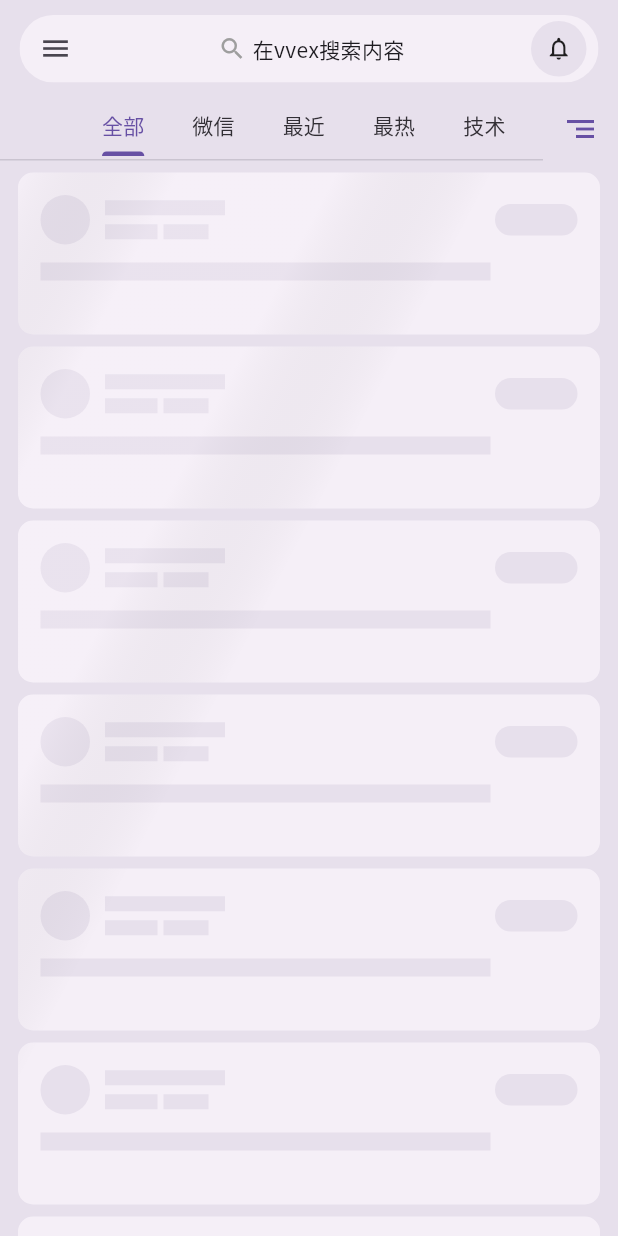
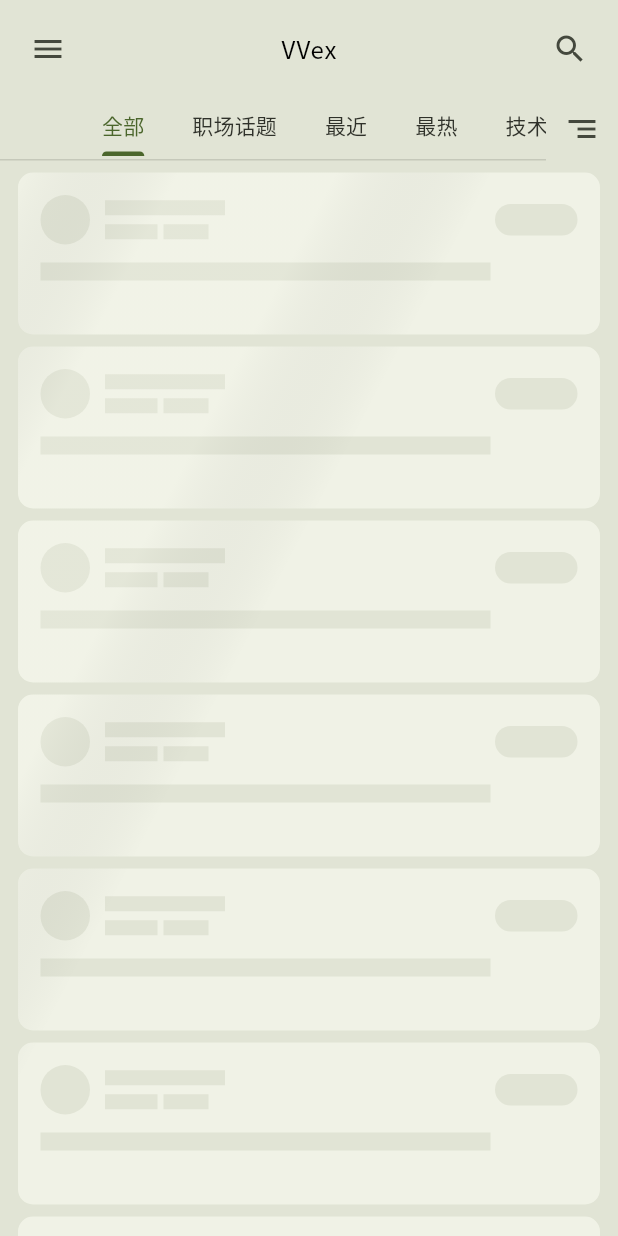
Before and after one commit to guozhigq/flutter_v2ex, a Flutter app: the screen it shows after launch, on a phone screen of 412 x 824 dp. Run offline on Flutter 3.47's test engine with Material 2 defaults, Android fonts, the phone set to English and light mode, and no system bars; drawn by our look-alikes of dynamic_color; our stand-ins replace cached_network_image, cookie_jar, dio, dio_cookie_manager, easy_refresh, flutter_html and 2 more; missing offline and left inert: dart:ffi, dio_http_cache, flutter_inappwebview.

```diff
--- a/lib/components/detail/reply_item.dart
+++ b/lib/components/detail/reply_item.dart
@@ -134,10 +134,11 @@ class _ReplyListItemState extends State<ReplyListItem> {
           ),
         ),
         // title
-        const Divider(
+        Divider(
           indent: 8,
           endIndent: 2,
           height: 1,
+          color: Theme.of(context).dividerColor.withOpacity(0.15),
         ),
         Container(
           // alignment: Alignment.centerLeft,
--- a/lib/components/home/search_bar.dart
+++ b/lib/components/home/search_bar.dart
@@ -1,5 +1,6 @@
 import 'package:flutter/material.dart';
 import 'package:flutter_v2ex/pages/list_detail.dart';
+import 'package:flutter_v2ex/components/common/avatar.dart';
 
 class HomeSearchBar extends StatelessWidget {
   const HomeSearchBar({super.key});
@@ -9,67 +10,82 @@ class HomeSearchBar extends StatelessWidget {
     return Container(
       width: double.infinity,
       height: 65,
-      padding: const EdgeInsets.only(top: 10, right: 13, left: 13, bottom: 10),
+      padding: const EdgeInsets.only(top: 10, right: 0, left: 8, bottom: 10),
       child: ClipRRect(
         borderRadius: BorderRadius.circular(50),
         child: Container(
           width: double.infinity,
           height: 45,
-          color: Theme.of(context).colorScheme.onInverseSurface,
+          // color: Theme.of(context).colorScheme.onInverseSurface,
           padding: const EdgeInsets.only(right: 8, left: 0),
           child: Row(
             mainAxisAlignment: MainAxisAlignment.spaceBetween,
             children: [
               IconButton(
-                  onPressed: (() => {Scaffold.of(context).openDrawer()}),
-                  icon: const Icon(
-                    Icons.menu_outlined,
-                    size: 22,
-                  )),
-              Row(
-                children: [
-                  const Icon(
-                    Icons.search_outlined,
-                    color: Colors.grey,
-                    size: 19,
-                  ),
-                  const SizedBox(width: 4),
-                  Text(
-                    '在vvex搜索内容',
-                    style: Theme.of(context).textTheme.bodyMedium,
-                  ),
-                ],
-              ),
-              GestureDetector(
-                onTap: () => {
-                  Navigator.push(
-                    context,
-                    MaterialPageRoute(
-                      builder: (context) =>
-                          // pre代码解析为邮箱 bug fixed
-                          // const ListDetail(topicId: '907966'),
-                          // 分页
-                          const ListDetail(topicId: '908405'),
-                      // const ListDetail(topicId: '907145'),
-                    ),
-                  )
-                },
-                child: Container(
-                  decoration: BoxDecoration(
-                    color: Theme.of(context).colorScheme.surfaceVariant,
-                    borderRadius: BorderRadius.circular(50),
-                  ),
-                  clipBehavior: Clip.antiAlias,
-                  width: 37,
-                  height: 37,
-                  child: const Center(
-                    child: Icon(
-                      Icons.notifications_none,
-                      size: 18,
-                    ),
-                  ),
+                onPressed: (() => {Scaffold.of(context).openDrawer()}),
+                icon: const Icon(
+                  Icons.menu,
                 ),
               ),
+              // Row(
+              //   children: [
+              //     const Icon(
+              //       Icons.search_outlined,
+              //       color: Colors.grey,
+              //       size: 19,
+              //     ),
+              //     const SizedBox(width: 4),
+              //     Text(
+              //       '在vvex搜索内容',
+              //       style: Theme.of(context).textTheme.bodyMedium,
+              //     ),
+              //   ],
+              // ),
+              // GestureDetector(
+              //   onTap: () => {
+              //     Navigator.push(
+              //       context,
+              //       MaterialPageRoute(
+              //         builder: (context) =>
+              //             // pre代码解析为邮箱 bug fixed
+              //             // const ListDetail(topicId: '907966'),
+              //             // 分页
+              //             const ListDetail(topicId: '908405'),
+              //         // const ListDetail(topicId: '907145'),
+              //       ),
+              //     )
+              //   },
+              //   child: Container(
+              //     decoration: BoxDecoration(
+              //       color: Theme.of(context).colorScheme.surfaceVariant,
+              //       borderRadius: BorderRadius.circular(50),
+              //     ),
+              //     clipBehavior: Clip.antiAlias,
+              //     width: 37,
+              //     height: 37,
+              //     child: const Center(
+              //       child: Icon(
+              //         Icons.notifications_none,
+              //         size: 18,
+              //       ),
+              //     ),
+              //   ),
+              // ),
+              Text(
+                'VVex',
+                style: Theme.of(context)
+                    .textTheme
+                    .bodyLarge!
+                    .copyWith(fontWeight: FontWeight.w500, color: Colors.black),
+              ),
+              // const CAvatar(
+              //     url:
+              //         'https://gimg2.baidu.com/image_search/src=http%3A%2F%2Fc-ssl.duitang.com%2Fuploads%2Fblog%2F202106%2F05%2F20210605015054_1afb0.thumb.1000_0.jpeg&refer=http%3A%2F%2Fc-ssl.duitang.com&app=2002&size=f9999,10000&q=a80&n=0&g=0n&fmt=auto?sec=1676034634&t=a66f33b968f7f967882d40e0a3bc3055',
+              //     size: 34)
+              IconButton(
+                icon: const Icon(Icons.search),
+                onPressed: () => {},
+              )
             ],
           ),
         ),
--- a/lib/components/home/sticky_bar.dart
+++ b/lib/components/home/sticky_bar.dart
@@ -16,6 +16,7 @@ class HomeStickyBar extends StatelessWidget {
               // controller: _tabController,
               onTap: (index) {},
               isScrollable: true,
+              enableFeedback: true,
               indicatorSize: TabBarIndicatorSize.label,
               indicatorColor: Theme.of(context).colorScheme.primary,
               labelStyle: Theme.of(context).textTheme.titleSmall,
@@ -24,8 +25,13 @@ class HomeStickyBar extends StatelessWidget {
               // label 默认颜色
               unselectedLabelColor:
                   Theme.of(context).colorScheme.inverseSurface,
-              enableFeedback: true,
               padding: const EdgeInsets.only(bottom: 3),
+              splashBorderRadius: const BorderRadius.only(
+                topLeft: Radius.circular(14),
+                topRight: Radius.circular(14),
+                bottomLeft: Radius.circular(14),
+                bottomRight: Radius.circular(14),
+              ),
               tabs: tabs.map((item) {
                 return Tab(text: item['name']);
               }).toList(),
@@ -33,13 +39,11 @@ class HomeStickyBar extends StatelessWidget {
           ),
           // const SizedBox(width: 5),
           SizedBox(
-            width: 50,
             height: 50,
             child: Center(
               child: IconButton(
-                onPressed: () => {},
+                onPressed: () => {Navigator.pushNamed(context, '/nodes')},
                 icon: const Icon(Icons.segment),
-                color: Theme.of(context).colorScheme.primary,
               ),
             ),
           ),
--- a/lib/http/init3.dart
+++ b/lib/http/init3.dart
@@ -71,7 +71,7 @@ class Request {
       // config the http client
       client.findProxy = (uri) {
         // proxy all request to localhost:8888
-        return 'PROXY 192.168.1.60: 7890';
+        return 'PROXY 192.168.1.60:7890';
         // return 'PROXY 172.16.32.186:7890';
         // return 'PROXY localhost:7890';
         // return 'PROXY 127.0.0.1:9090';
--- a/lib/main.dart
+++ b/lib/main.dart
@@ -5,7 +5,9 @@ import 'package:flutter/foundation.dart';
 import 'package:dynamic_color/dynamic_color.dart';
 
 import 'package:flutter_v2ex/pages/app_tab.dart';
+import 'package:flutter_v2ex/pages/help_page.dart';
 import 'package:flutter_v2ex/pages/list_detail.dart';
+import 'package:flutter_v2ex/pages/nodes_page.dart';
 import 'package:flutter_v2ex/pages/webview_page.dart';
 import 'package:flutter_v2ex/pages/go_page.dart';
 import 'package:flutter_v2ex/pages/fav_page.dart';
@@ -49,15 +51,14 @@ class _MyAppState extends State<MyApp> {
         // dynamic取色成功
         lightColorScheme = lightDynamic.harmonized();
         darkColorScheme = darkDynamic.harmonized();
+      } else {
+        // dynamic取色失败，采用品牌色
+        lightColorScheme = ColorScheme.fromSeed(seedColor: brandColor);
+        darkColorScheme = ColorScheme.fromSeed(
+          seedColor: brandColor,
+          brightness: Brightness.dark,
+        );
       }
-      // else {
-      //   // dynamic取色失败，采用品牌色
-      //   lightColorScheme = ColorScheme.fromSeed(seedColor: brandColor);
-      //   darkColorScheme = ColorScheme.fromSeed(
-      //     seedColor: brandColor,
-      //     brightness: Brightness.dark,
-      //   );
-      // }
 
       return MaterialApp(
         title: 'vvex',
@@ -78,7 +79,9 @@ class _MyAppState extends State<MyApp> {
           '/webview': (context) => WebView(aUrl: ''),
           '/go': (context) => GoPage(nodeKey: ''),
           '/fav': (context) => const FavPage(),
-          '/profile': (context) => const PhysicsCardDragDemo()
+          '/profile': (context) => const PhysicsCardDragDemo(),
+          '/nodes': (context) => const NodesPage(),
+          '/help': (context) => const HelpPage()
         },
       );
     });
--- a/lib/pages/tabs/home_page.dart
+++ b/lib/pages/tabs/home_page.dart
@@ -23,7 +23,7 @@ class _HomePageState extends State<HomePage> {
   // 自定义、 缓存 、 api获取
   List<Map<dynamic, dynamic>> tabs = [
     {'name': '全部', 'id': 'all', 'type': 'tab'},
-    {'name': '微信', 'id': 'wechat', 'type': 'go'},
+    {'name': '职场话题', 'id': 'career', 'type': 'go'},
     {'name': '最近', 'id': 'recent', 'type': 'recent'},
     {'name': '最热', 'id': 'hot', 'type': 'tab'},
     {'name': '技术', 'id': 'tech', 'type': 'tab'},
--- a/pubspec.yaml
+++ b/pubspec.yaml
@@ -59,6 +59,7 @@ dependencies:
     photo_view: ^0.14.0
     # fluttertoast: ^8.1.2
     flutter_inappwebview: ^5.7.2+3
+    animations: ^2.0.7
 
 dev_dependencies:
     flutter_test:
```
Also changed, not shown: lib/components/common/avatar.dart (+35 -4 lines), lib/components/detail/html_render.dart (+4 -3 lines), lib/components/detail/reply_new.dart (added, +140 -0 lines), lib/components/home/left_drawer.dart (+11 -9 lines), lib/components/home/list_item.dart (+10 -4 lines), lib/http/dio_web.dart (+31 -1 lines), lib/pages/help_page.dart (added, +70 -0 lines), lib/pages/list_detail.dart (+39 -18 lines), lib/pages/nodes_page.dart (added, +114 -0 lines), lib/package/xpath/pubspec.lock, pubspec.lock, 1 other file.
